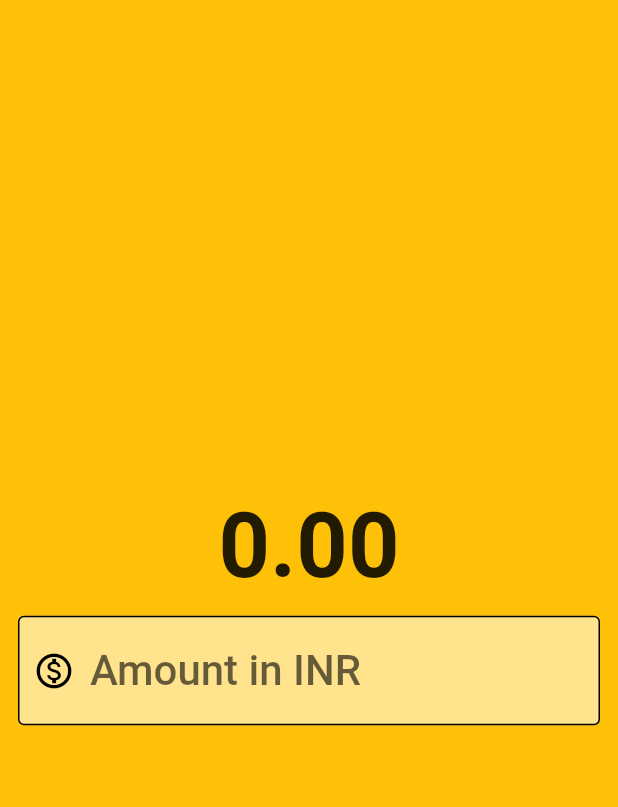
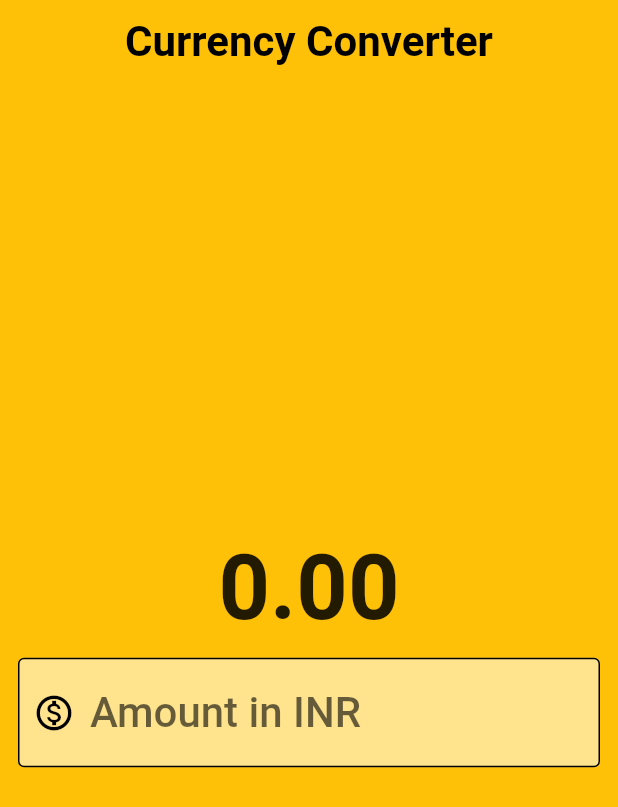
Before and after one commit to impromp02/currency_converter, a Flutter app: the screen it shows after launch, on a phone screen of 412 x 824 dp. Shown: the top 807 px of the screen. Run offline on Flutter 3.47's test engine with Material 2 defaults, Android fonts, the phone set to English and light mode, and no system bars.

Commit message:
currency converter

```diff
--- a/lib/home.dart
+++ b/lib/home.dart
@@ -16,6 +16,16 @@ class _HomeState extends State<Home> {
       borderSide: BorderSide(),
     );
     return Scaffold(
+        appBar: AppBar(
+          title: const Text(
+            'Currency Converter',
+            style: TextStyle(
+                fontWeight: FontWeight.bold, color: Colors.black, fontSize: 28),
+          ),
+          centerTitle: true,
+          backgroundColor: Colors.transparent,
+          elevation: 0,
+        ),
         backgroundColor: Colors.amber,
         body: Column(
           mainAxisAlignment: MainAxisAlignment.center,
```
